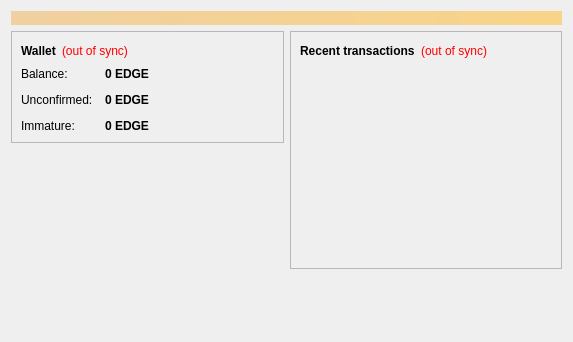
Qt form src/qt/forms/overviewpage.ui (MystPhysX/HedgeCoin) before a commit.
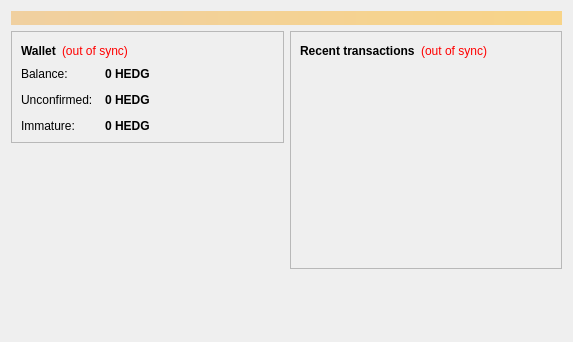
The same form after that commit.

Diff of the .ui file:
```diff
--- a/src/qt/forms/overviewpage.ui
+++ b/src/qt/forms/overviewpage.ui
@@ -122,7 +122,7 @@
                <string>Your current balance</string>
               </property>
               <property name="text">
-               <string notr="true">0 EDGE</string>
+               <string notr="true">0 HEDG</string>
               </property>
               <property name="textInteractionFlags">
                <set>Qt::LinksAccessibleByMouse|Qt::TextSelectableByKeyboard|Qt::TextSelectableByMouse</set>
@@ -151,7 +151,7 @@
                <string>Total of transactions that have yet to be confirmed, and do not yet count toward the current balance</string>
               </property>
               <property name="text">
-               <string notr="true">0 EDGE</string>
+               <string notr="true">0 HEDG</string>
               </property>
               <property name="textInteractionFlags">
                <set>Qt::LinksAccessibleByMouse|Qt::TextSelectableByKeyboard|Qt::TextSelectableByMouse</set>
@@ -177,7 +177,7 @@
                <string>Mined balance that has not yet matured</string>
               </property>
               <property name="text">
-               <string notr="true">0 EDGE</string>
+               <string notr="true">0 HEDG</string>
               </property>
               <property name="textInteractionFlags">
                <set>Qt::LinksAccessibleByMouse|Qt::TextSelectableByKeyboard|Qt::TextSelectableByMouse</set>
```
